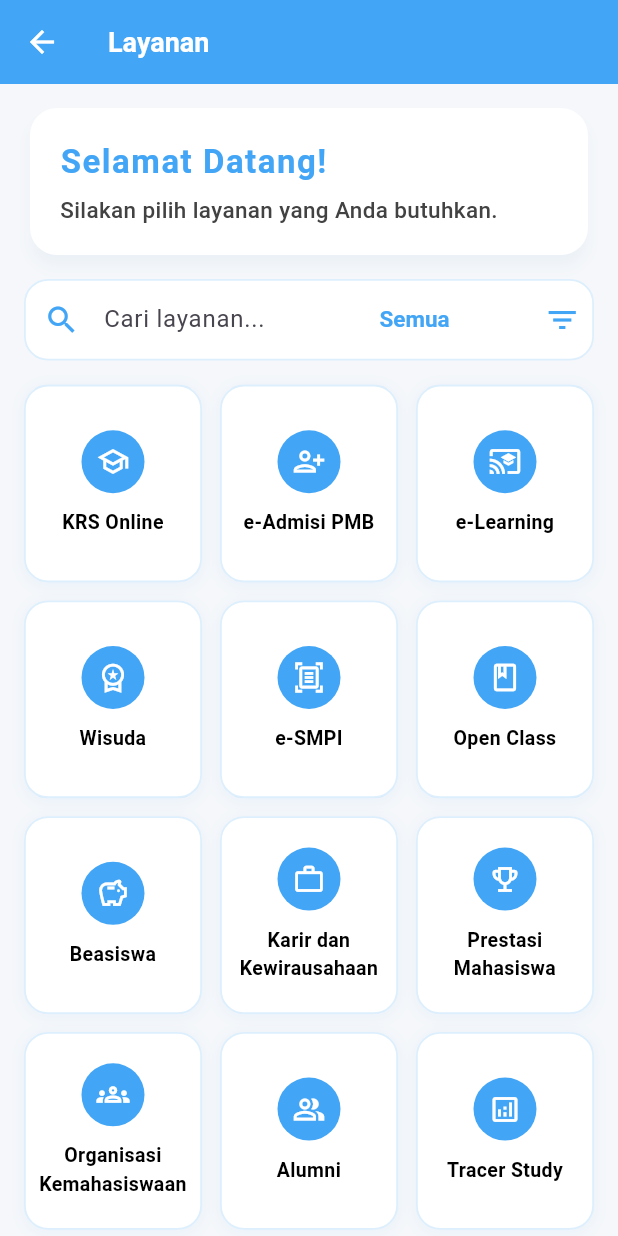
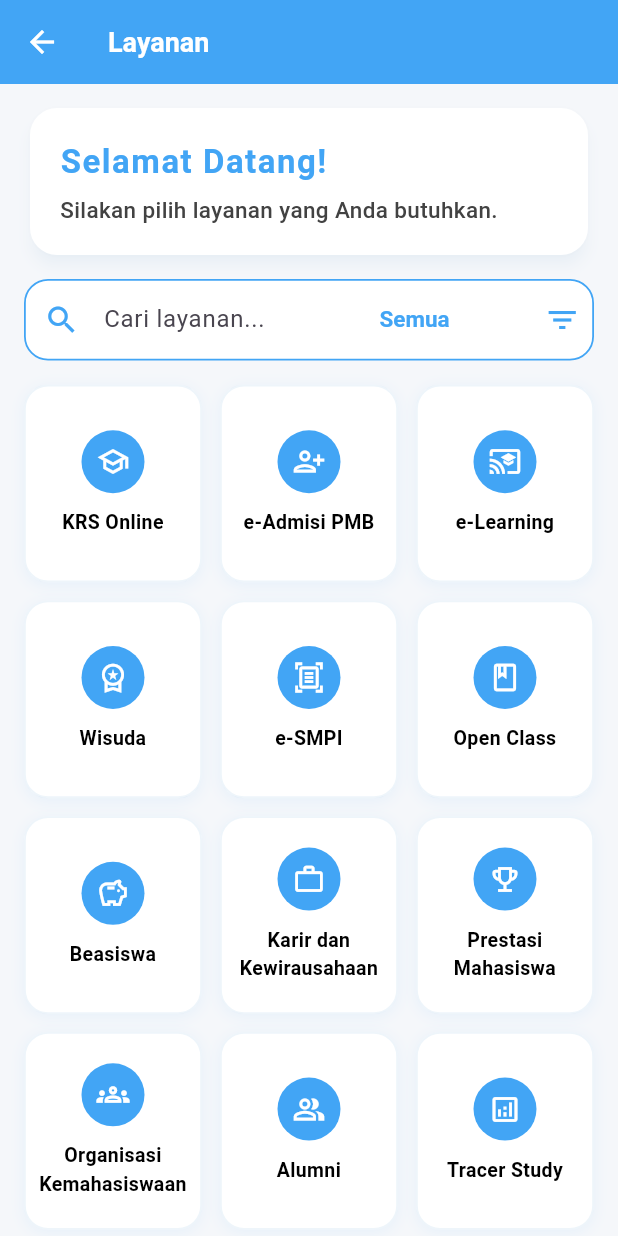
Before and after one commit to Ivan8Conan/Pandu_ISI, a Flutter app: the screen it shows after launch, after a tap on "Layanan", on a phone screen of 412 x 824 dp. Run offline on Flutter 3.47's test engine with Material 3 defaults, Android fonts, the light colour scheme and no system bars.

Commit message:
fix splash screen

```diff
--- a/lib/main.dart
+++ b/lib/main.dart
@@ -82,7 +82,7 @@ class PanduISIApp extends StatelessWidget {
           foregroundColor: Colors.white,
         ),
       ),
-      home: const HomePage(),
+      home: const SplashScreen(),
       debugShowCheckedModeBanner: false,
     );
   }
--- a/lib/page/homepage.dart
+++ b/lib/page/homepage.dart
@@ -1,6 +1,7 @@
 import 'package:flutter/material.dart';
 import 'layananpage.dart';
 import 'tentangpage.dart';
+import 'package:url_launcher/url_launcher.dart';
 
 class HomePage extends StatefulWidget {
   const HomePage({super.key});
--- a/lib/page/layananpage.dart
+++ b/lib/page/layananpage.dart
@@ -111,7 +111,7 @@ class _LayananPageState extends State<LayananPage> {
             elevation: 4,
             shape: RoundedRectangleBorder(borderRadius: BorderRadius.circular(18)),
             color: Colors.white,
-            shadowColor: const Color(0xFF42A5F5).withOpacity(0.08),
+            shadowColor: const Color(0xFF42A5F5).withOpacity(0.10),
             child: Padding(
               padding: const EdgeInsets.all(20),
               child: Column(
@@ -145,7 +145,7 @@ class _LayananPageState extends State<LayananPage> {
               color: Colors.white,
               borderRadius: BorderRadius.circular(16),
               border: Border.all(
-                color: const Color(0xFF42A5F5).withOpacity(0.18),
+                color: const Color(0xFF42A5F5),
                 width: 1.2,
               ),
             ),
@@ -261,18 +261,18 @@ class _LayananPageState extends State<LayananPage> {
             }
           },
           borderRadius: BorderRadius.circular(16),
-          splashColor: const Color(0xFF42A5F5).withOpacity(0.10),
+          splashColor: const Color(0xFF42A5F5),
           child: Container(
             decoration: BoxDecoration(
               color: Colors.white,
               borderRadius: BorderRadius.circular(16),
               border: Border.all(
-                color: const Color(0xFF42A5F5).withOpacity(0.18),
+                color: const Color.fromARGB(255, 159, 198, 230).withOpacity(0.18),
                 width: 1.2,
               ),
               boxShadow: [
                 BoxShadow(
-                  color: const Color(0xFF42A5F5).withOpacity(0.07),
+                  color: const Color(0xFF42A5F5).withOpacity(0.08),
                   blurRadius: 8,
                   offset: const Offset(0, 2),
                 ),
```
Also changed, not shown: pubspec.lock.
